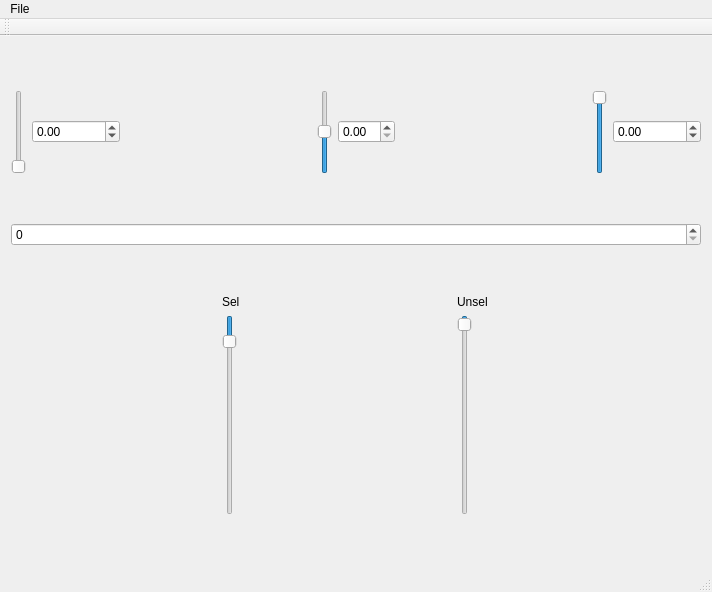
Old version of the form mainwindow.ui in the repository LLNL/MemAxes.
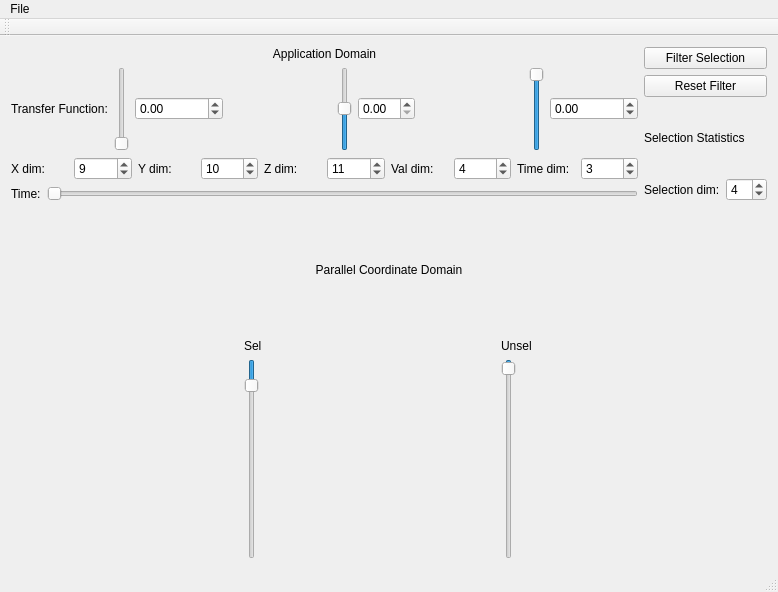
New version of the form.

Commit message: Parallel coordinate selection and filtering working

Diff of the .ui file:
```diff
--- a/mainwindow.ui
+++ b/mainwindow.ui
@@ -6,7 +6,7 @@
    <rect>
     <x>0</x>
     <y>0</y>
-    <width>712</width>
+    <width>778</width>
     <height>592</height>
    </rect>
   </property>
@@ -16,7 +16,28 @@
   <widget class="QWidget" name="centralWidget">
    <layout class="QVBoxLayout" name="verticalLayout_2">
     <item>
+     <layout class="QHBoxLayout" name="midLayout">
+      <item>
+       <layout class="QVBoxLayout" name="AppDomainLayout">
+        <item>
+         <widget class="QLabel" name="AppDomain_label">
+          <property name="text">
+           <string>Application Domain</string>
+          </property>
+          <property name="alignment">
+           <set>Qt::AlignCenter</set>
+          </property>
+         </widget>
+        </item>
+        <item>
      <layout class="QHBoxLayout" name="horizontalLayout">
+          <item>
+           <widget class="QLabel" name="label_9">
+            <property name="text">
+             <string>Transfer Function:</string>
+            </property>
+           </widget>
+          </item>
       <item>
        <widget class="QSlider" name="minAlpha">
         <property name="sizePolicy">
@@ -114,9 +135,107 @@
      </layout>
     </item>
     <item>
-     <layout class="QHBoxLayout" name="midLayout">
+         <layout class="QHBoxLayout" name="dimselLayout">
       <item>
-       <layout class="QVBoxLayout" name="volumeVizLayout"/>
+           <widget class="QLabel" name="label_3">
+            <property name="text">
+             <string>X dim:</string>
+            </property>
+           </widget>
+          </item>
+          <item>
+           <widget class="QSpinBox" name="vol_xdim">
+            <property name="value">
+             <number>9</number>
+            </property>
+           </widget>
+          </item>
+          <item>
+           <widget class="QLabel" name="label_4">
+            <property name="text">
+             <string>Y dim:</string>
+            </property>
+           </widget>
+          </item>
+          <item>
+           <widget class="QSpinBox" name="vol_ydim">
+            <property name="value">
+             <number>10</number>
+            </property>
+           </widget>
+          </item>
+          <item>
+           <widget class="QLabel" name="label_5">
+            <property name="text">
+             <string>Z dim:</string>
+            </property>
+           </widget>
+          </item>
+          <item>
+           <widget class="QSpinBox" name="vol_zdim">
+            <property name="value">
+             <number>11</number>
+            </property>
+           </widget>
+          </item>
+          <item>
+           <widget class="QLabel" name="label_6">
+            <property name="text">
+             <string>Val dim:</string>
+            </property>
+           </widget>
+          </item>
+          <item>
+           <widget class="QSpinBox" name="vol_wdim">
+            <property name="value">
+             <number>4</number>
+            </property>
+           </widget>
+          </item>
+          <item>
+           <widget class="QLabel" name="label_7">
+            <property name="text">
+             <string>Time dim:</string>
+            </property>
+           </widget>
+          </item>
+          <item>
+           <widget class="QSpinBox" name="time_dim">
+            <property name="value">
+             <number>3</number>
+            </property>
+           </widget>
+          </item>
+         </layout>
+        </item>
+        <item>
+         <layout class="QHBoxLayout" name="volVizLayout"/>
+        </item>
+        <item>
+         <layout class="QHBoxLayout" name="horizontalLayout_2">
+          <item>
+           <widget class="QLabel" name="label_8">
+            <property name="text">
+             <string>Time:</string>
+            </property>
+           </widget>
+          </item>
+          <item>
+           <widget class="QSlider" name="timeSlider">
+            <property name="minimum">
+             <number>67</number>
+            </property>
+            <property name="maximum">
+             <number>763</number>
+            </property>
+            <property name="orientation">
+             <enum>Qt::Horizontal</enum>
+            </property>
+           </widget>
+          </item>
+         </layout>
+        </item>
+       </layout>
       </item>
       <item>
        <layout class="QVBoxLayout" name="selectionLayout">
@@ -127,11 +246,65 @@
          <number>0</number>
         </property>
         <item>
-         <widget class="QSpinBox" name="dimSelector"/>
+         <widget class="QPushButton" name="filterSelection">
+          <property name="text">
+           <string>Filter Selection</string>
+          </property>
+         </widget>
         </item>
+        <item>
+         <widget class="QPushButton" name="resetFilter">
+          <property name="text">
+           <string>Reset Filter</string>
+          </property>
+         </widget>
+        </item>
+        <item>
+         <widget class="QLabel" name="label_10">
+          <property name="sizePolicy">
+           <sizepolicy hsizetype="Preferred" vsizetype="Minimum">
+            <horstretch>0</horstretch>
+            <verstretch>0</verstretch>
+           </sizepolicy>
+          </property>
+          <property name="text">
+           <string>Selection Statistics</string>
+          </property>
+         </widget>
+        </item>
+        <item>
+         <layout class="QHBoxLayout" name="horizontalLayout_3">
+          <item>
+           <widget class="QLabel" name="label_11">
+            <property name="text">
+             <string>Selection dim:</string>
+            </property>
+           </widget>
+          </item>
+          <item>
+           <widget class="QSpinBox" name="dimSelector">
+            <property name="value">
+             <number>4</number>
+            </property>
+           </widget>
+          </item>
        </layout>
       </item>
      </layout>
+      </item>
+     </layout>
+    </item>
+    <item>
+     <layout class="QVBoxLayout" name="verticalLayout_4">
+      <item>
+       <widget class="QLabel" name="label_12">
+        <property name="text">
+         <string>Parallel Coordinate Domain</string>
+        </property>
+        <property name="alignment">
+         <set>Qt::AlignCenter</set>
+        </property>
+       </widget>
     </item>
     <item>
      <layout class="QHBoxLayout" name="horizontalLayout_4">
@@ -243,13 +416,15 @@
      </layout>
     </item>
    </layout>
+    </item>
+   </layout>
   </widget>
   <widget class="QMenuBar" name="menuBar">
    <property name="geometry">
     <rect>
      <x>0</x>
      <y>0</y>
-     <width>712</width>
+     <width>778</width>
      <height>22</height>
     </rect>
    </property>
```
Lines whose indentation alone changed are shown as unchanged. The commit also changes 15 other files.
